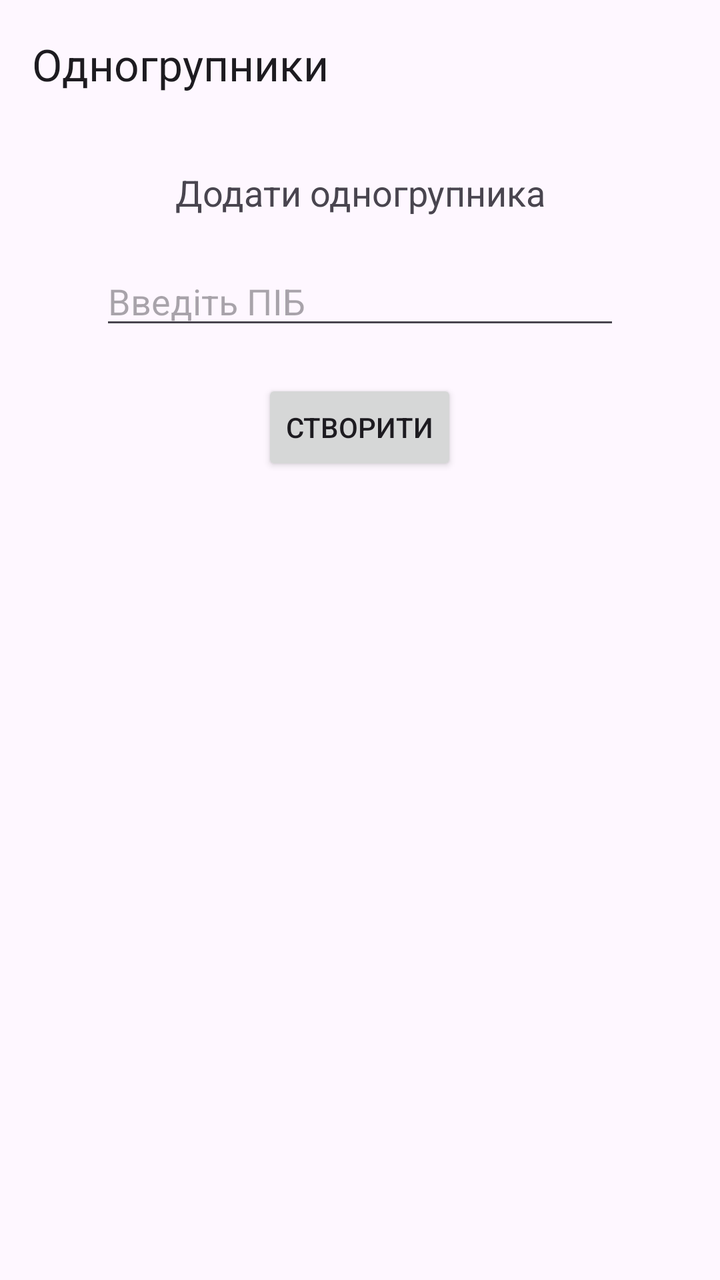
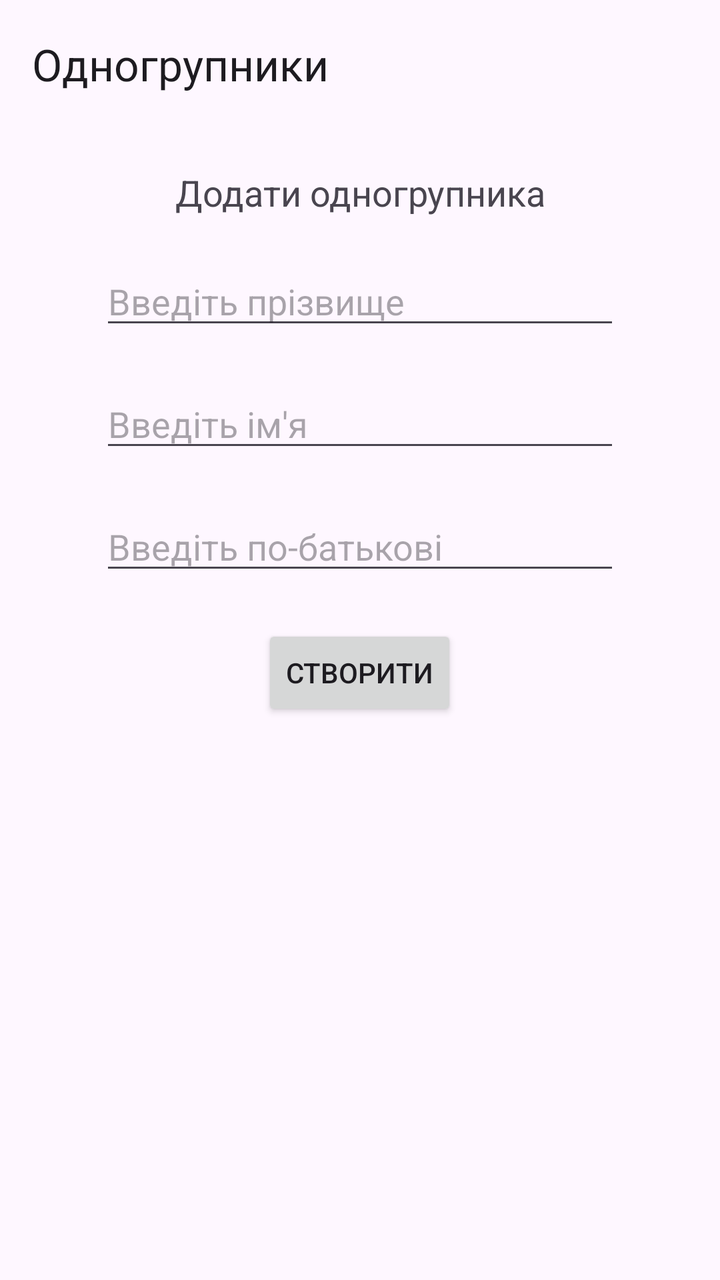

The first picture is an Android layout as it rendered before a commit; the second is the same layout after the commit. The layout source and the unified diff follow.
<!-- AndroidManifest.xml: application theme Theme.Lab3 -->
<!-- res/layout/activity_classmate_create.xml -->
<?xml version="1.0" encoding="utf-8"?>
<androidx.coordinatorlayout.widget.CoordinatorLayout xmlns:android="http://schemas.android.com/apk/res/android"
    xmlns:app="http://schemas.android.com/apk/res-auto"
    xmlns:tools="http://schemas.android.com/tools"
    android:layout_width="match_parent"
    android:layout_height="match_parent"
    android:fitsSystemWindows="true"
    tools:context=".ClassmateCreateActivity">

    <com.google.android.material.appbar.AppBarLayout
        android:layout_width="match_parent"
        android:layout_height="wrap_content"
        android:fitsSystemWindows="true">

        <com.google.android.material.appbar.MaterialToolbar
            android:id="@+id/toolbar"
            android:layout_width="match_parent"
            android:layout_height="?attr/actionBarSize"
            app:title="Одногрупники"/>

    </com.google.android.material.appbar.AppBarLayout>

    <LinearLayout
        android:layout_width="match_parent"
        android:layout_height="match_parent"
        app:layout_behavior="@string/appbar_scrolling_view_behavior"
        android:layout_marginHorizontal="20dp"
        android:paddingVertical="20dp"
        android:paddingHorizontal="30dp"
        android:orientation="vertical"
        android:gravity="center_horizontal">

        <TextView
            android:layout_width="match_parent"
            android:layout_height="wrap_content"
            android:textSize="18sp"
            android:text="@string/add_classmate_text"
            android:gravity="center"/>

        <Space
            android:layout_width="match_parent"
            android:layout_height="20dp"/>

        <EditText
            android:id="@+id/input_full_name"
            android:layout_width="match_parent"
            android:layout_height="wrap_content"
            android:inputType="text"
            android:hint="@string/enter_full_name_text"/>

        <Space
            android:layout_width="match_parent"
            android:layout_height="20dp"/>

        <Button
            android:id="@+id/btn_create"
            android:layout_width="wrap_content"
            android:layout_height="wrap_content"
            android:text="@string/create"/>

    </LinearLayout>

</androidx.coordinatorlayout.widget.CoordinatorLayout>
<!-- resources referenced by this layout -->
<resources>
  <string name="add_classmate_text">Додати одногрупника</string>
  <string name="create">Створити</string>
  <string name="enter_full_name_text">Введіть ПІБ</string>
  <style name="Theme.Lab3" parent="Base.Theme.Lab3" />
  <style name="Base.Theme.Lab3" parent="Theme.Material3.DayNight.NoActionBar">
          
          
      </style>
</resources>

<!-- the commit's change to res/layout/activity_classmate_create.xml (unified diff, before → after) -->
@@ -42,11 +42,36 @@
             android:layout_height="20dp"/>
 
         <EditText
-            android:id="@+id/input_full_name"
+            android:id="@+id/input_last_name"
             android:layout_width="match_parent"
             android:layout_height="wrap_content"
+            android:autofillHints="familyName,lastName"
             android:inputType="text"
-            android:hint="@string/enter_full_name_text"/>
+            android:hint="@string/enter_last_name_text"/>
+
+        <Space
+            android:layout_width="match_parent"
+            android:layout_height="20dp"/>
+
+        <EditText
+            android:id="@+id/input_first_name"
+            android:layout_width="match_parent"
+            android:layout_height="wrap_content"
+            android:autofillHints="givenName,firstName"
+            android:inputType="text"
+            android:hint="@string/enter_first_name_text"/>
+
+        <Space
+            android:layout_width="match_parent"
+            android:layout_height="20dp"/>
+
+        <EditText
+            android:id="@+id/input_patronymic"
+            android:layout_width="match_parent"
+            android:layout_height="wrap_content"
+            android:autofillHints="patronymic,middleName"
+            android:inputType="text"
+            android:hint="@string/enter_patronymic_text"/>
 
         <Space
             android:layout_width="match_parent"
<!-- resource entries referenced after the edit -->
@@ -2,7 +2,9 @@
 <resources>
   <string name="add_classmate_text">Додати одногрупника</string>
   <string name="create">Створити</string>
-  <string name="enter_full_name_text">Введіть ПІБ</string>
+  <string name="enter_first_name_text">Введіть ім\'я</string>
+  <string name="enter_last_name_text">Введіть прізвище</string>
+  <string name="enter_patronymic_text">Введіть по-батькові</string>
   <style name="Theme.Lab3" parent="Base.Theme.Lab3" />
   <style name="Base.Theme.Lab3" parent="Theme.Material3.DayNight.NoActionBar">
           
